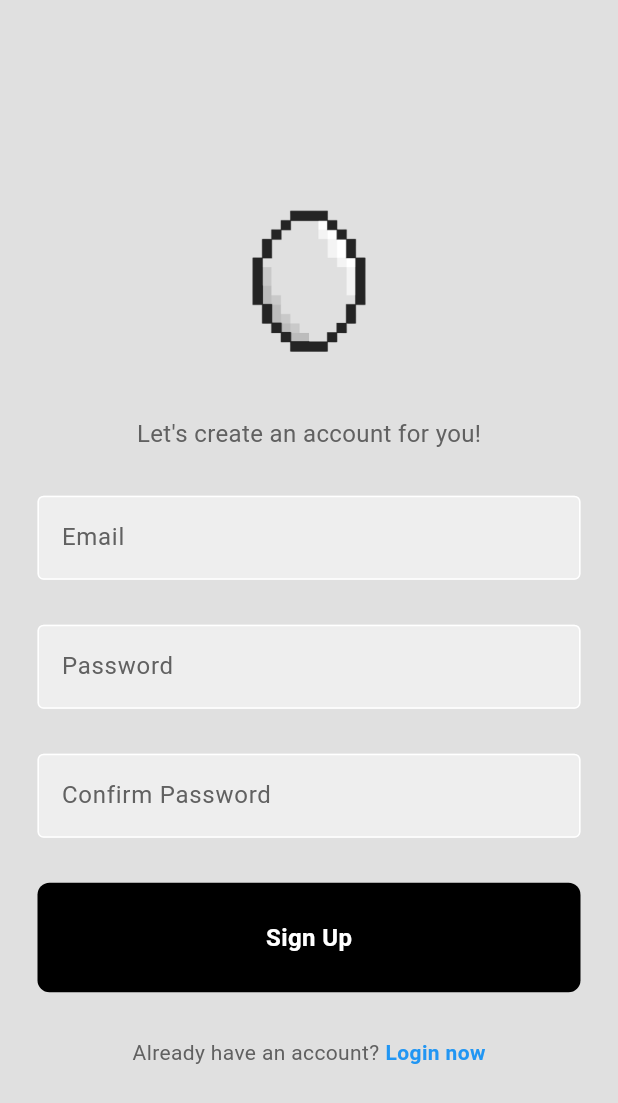
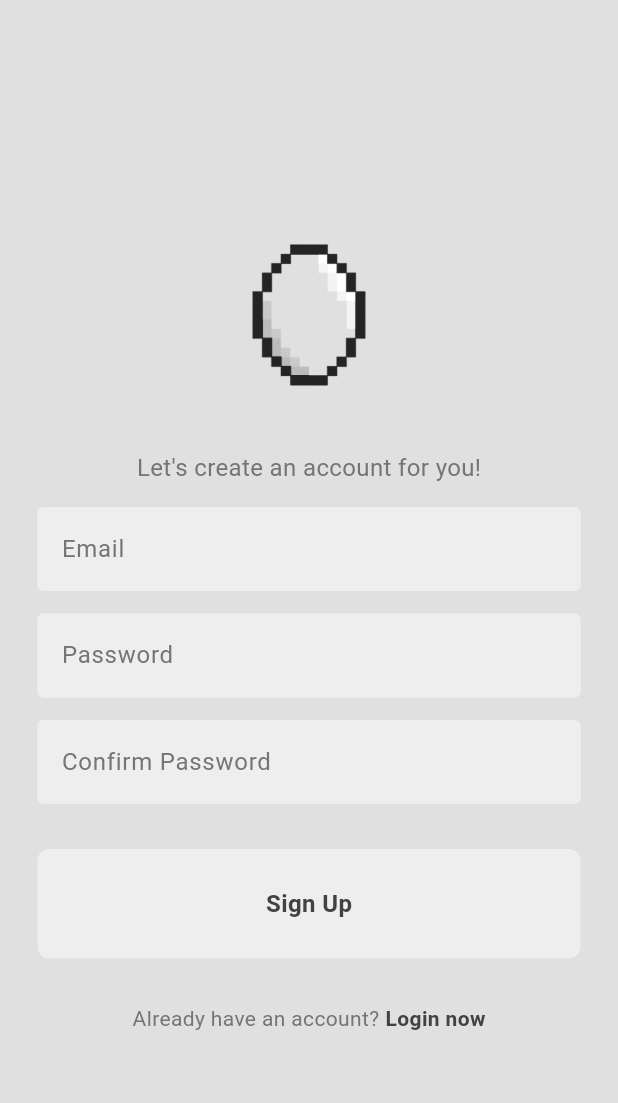
Before and after one commit to NaufalRozan/Minimal_Login_App, a Flutter app: the screen it shows after launch, after a tap on "Register now", on a phone screen of 412 x 824 dp. Shown: the top 1103 px of the screen. Run offline on Flutter 3.47's test engine with Material 3 defaults, Android fonts, the phone set to English and light mode, and no system bars; our stand-ins replace firebase_auth, firebase_core, google_sign_in; accounts and stored records are empty.

Commit message:
Menambahkan Tema Dark Mode

```diff
--- a/lib/components/my_button.dart
+++ b/lib/components/my_button.dart
@@ -18,14 +18,14 @@ class MyButton extends StatelessWidget {
         padding: const EdgeInsets.all(25),
         margin: const EdgeInsets.symmetric(horizontal: 25),
         decoration: BoxDecoration(
-          color: Colors.black,
+          color: Theme.of(context).colorScheme.primary,
           borderRadius: BorderRadius.circular(8),
         ),
         child: Center(
           child: Text(
             text,
             style: TextStyle(
-              color: Colors.white,
+              color: Theme.of(context).colorScheme.inversePrimary,
               fontWeight: FontWeight.bold,
               fontSize: 16,
             ),
--- a/lib/components/my_textfield.dart
+++ b/lib/components/my_textfield.dart
@@ -22,15 +22,15 @@ class MyTextfield extends StatelessWidget {
         decoration: InputDecoration(
           labelText: label,
           labelStyle: TextStyle(
-            color: Colors.grey[700],
+            color: Theme.of(context).colorScheme.secondary,
           ),
-          enabledBorder: const OutlineInputBorder(
-            borderSide: BorderSide(color: Colors.white),
+          enabledBorder: OutlineInputBorder(
+            borderSide: BorderSide(color: Theme.of(context).colorScheme.primary),
           ),
           focusedBorder: OutlineInputBorder(
-            borderSide: BorderSide(color: Colors.grey.shade400),
+            borderSide: BorderSide(color: Theme.of(context).colorScheme.inversePrimary),
           ),
-          fillColor: Colors.grey.shade200,
+          fillColor: Theme.of(context).colorScheme.primary,
           filled: true,
         ),
       ),
--- a/lib/components/square_tile.dart
+++ b/lib/components/square_tile.dart
@@ -13,10 +13,10 @@ class SquareTile extends StatelessWidget {
         padding: EdgeInsets.all(20),
         decoration: BoxDecoration(
           border: Border.all(
-            color: Colors.white,
+            color: Theme.of(context).colorScheme.background,
           ),
           borderRadius: BorderRadius.circular(16),
-          color: Colors.grey[200],
+          color: Theme.of(context).colorScheme.primary,
         ),
         child: Image.asset(
           imagePath,
--- a/lib/main.dart
+++ b/lib/main.dart
@@ -1,6 +1,7 @@
 import 'package:flutter/material.dart';
 import 'package:minimal_login_app/pages/auth_page.dart';
 import 'package:firebase_core/firebase_core.dart';
+import 'package:minimal_login_app/theme/theme.dart';
 import 'firebase_options.dart';
 
 Future<void> main() async {
@@ -16,9 +17,11 @@ class MyApp extends StatelessWidget {
 
   @override
   Widget build(BuildContext context) {
-    return const MaterialApp(
+    return MaterialApp(
       debugShowCheckedModeBanner: false,
       home: AuthPage(),
+      theme: lightMode,
+      darkTheme: darkMode,
     );
   }
 }
--- a/lib/pages/login_page.dart
+++ b/lib/pages/login_page.dart
@@ -67,7 +67,7 @@ class _LoginPageState extends State<LoginPage> {
   @override
   Widget build(BuildContext context) {
     return Scaffold(
-      backgroundColor: Colors.grey[300],
+      backgroundColor: Theme.of(context).colorScheme.background,
       body: SafeArea(
         child: Center(
           child: SingleChildScrollView(
@@ -86,7 +86,7 @@ class _LoginPageState extends State<LoginPage> {
                 //Welcome Back you've been missed
                 Text(
                   "Welcome Back you've been missed",
-                  style: TextStyle(color: Colors.grey[700], fontSize: 16),
+                  style: TextStyle(color: Theme.of(context).colorScheme.secondary, fontSize: 16),
                 ),
 
                 const SizedBox(height: 30),
@@ -98,7 +98,7 @@ class _LoginPageState extends State<LoginPage> {
                   obscureText: false,
                 ),
 
-                const SizedBox(height: 30),
+                const SizedBox(height: 15),
 
                 //password
                 MyTextfield(
@@ -118,7 +118,7 @@ class _LoginPageState extends State<LoginPage> {
                       Text(
                         'Forgot Password',
                         style: TextStyle(
-                          color: Colors.grey[600],
+                          color: Theme.of(context).colorScheme.secondary,
                         ),
                       ),
                     ],
@@ -140,7 +140,7 @@ class _LoginPageState extends State<LoginPage> {
                       Expanded(
                         child: Divider(
                           thickness: 0.5,
-                          color: Colors.grey[500],
+                          color: Theme.of(context).colorScheme.secondary,
                         ),
                       ),
                       Padding(
@@ -148,14 +148,14 @@ class _LoginPageState extends State<LoginPage> {
                         child: Text(
                           'Or continue with',
                           style: TextStyle(
-                            color: Colors.grey[700],
+                            color: Theme.of(context).colorScheme.secondary,
                           ),
                         ),
                       ),
                       Expanded(
                         child: Divider(
                           thickness: 0.5,
-                          color: Colors.grey[500],
+                          color: Theme.of(context).colorScheme.secondary,
                         ),
                       ),
                     ],
@@ -191,16 +191,16 @@ class _LoginPageState extends State<LoginPage> {
                     Text(
                       'Not a member?',
                       style: TextStyle(
-                        color: Colors.grey[700],
+                        color: Theme.of(context).colorScheme.secondary,
                       ),
                     ),
                     const SizedBox(width: 4),
                     GestureDetector(
                       onTap: widget.onTap,
-                      child: const Text(
+                      child: Text(
                         'Register now',
                         style: TextStyle(
-                            color: Colors.blue, fontWeight: FontWeight.bold),
+                            color: Theme.of(context).colorScheme.inversePrimary, fontWeight: FontWeight.bold),
                       ),
                     ),
                   ],
--- a/lib/pages/register_page.dart
+++ b/lib/pages/register_page.dart
@@ -133,14 +133,13 @@ class _RegisterPageState extends State<RegisterPage> {
   @override
   Widget build(BuildContext context) {
     return Scaffold(
-      backgroundColor: Colors.grey[300],
+      backgroundColor: Theme.of(context).colorScheme.background,
       body: SafeArea(
         child: Center(
           child: SingleChildScrollView(
             child: Column(
               mainAxisAlignment: MainAxisAlignment.center,
               children: [
-
                 //logo
                 Image.asset(
                   "lib/asset/images/tlr.png",
@@ -153,10 +152,12 @@ class _RegisterPageState extends State<RegisterPage> {
                 //Let's create an account for you!
                 Text(
                   "Let's create an account for you!",
-                  style: TextStyle(color: Colors.grey[700], fontSize: 16),
+                  style: TextStyle(
+                      color: Theme.of(context).colorScheme.secondary,
+                      fontSize: 16),
                 ),
 
-                const SizedBox(height: 30),
+                const SizedBox(height: 15),
 
                 //Email
                 MyTextfield(
@@ -165,7 +166,7 @@ class _RegisterPageState extends State<RegisterPage> {
                   obscureText: false,
                 ),
 
-                const SizedBox(height: 30),
+                const SizedBox(height: 15),
 
                 //password
                 MyTextfield(
@@ -174,7 +175,7 @@ class _RegisterPageState extends State<RegisterPage> {
                   obscureText: true,
                 ),
                 //password
-                const SizedBox(height: 30),
+                const SizedBox(height: 15),
 
                 MyTextfield(
                   controller: confirmPasswordController,
@@ -196,16 +197,17 @@ class _RegisterPageState extends State<RegisterPage> {
                     Text(
                       'Already have an account?',
                       style: TextStyle(
-                        color: Colors.grey[700],
+                        color: Theme.of(context).colorScheme.secondary,
                       ),
                     ),
                     const SizedBox(width: 4),
                     GestureDetector(
                       onTap: widget.onTap,
-                      child: const Text(
+                      child: Text(
                         'Login now',
                         style: TextStyle(
-                            color: Colors.blue, fontWeight: FontWeight.bold),
+                            color: Theme.of(context).colorScheme.inversePrimary,
+                            fontWeight: FontWeight.bold),
                       ),
                     ),
                   ],
--- /dev/null
+++ b/lib/theme/theme.dart
@@ -0,0 +1,23 @@
+import 'package:flutter/material.dart';
+
+//light mode
+ThemeData lightMode = ThemeData(
+  brightness: Brightness.light,
+  colorScheme: ColorScheme.light(
+    background: Colors.grey.shade300,
+    primary: Colors.grey.shade200,
+    secondary: Colors.grey.shade600,
+    inversePrimary: Colors.grey.shade800,
+  )
+);
+
+//dark mode
+ThemeData darkMode = ThemeData(
+  brightness: Brightness.dark,
+  colorScheme: ColorScheme.dark(
+    background: Colors.grey.shade900,
+    primary: Colors.grey.shade700,
+    secondary: Colors.grey.shade500,
+    inversePrimary: Colors.grey.shade300,
+  )
+);
```
Also changed, not shown: lib/pages/home_page.dart (+13 -16 lines), lib/theme/theme_provider.dart (added, +28 -0 lines).
